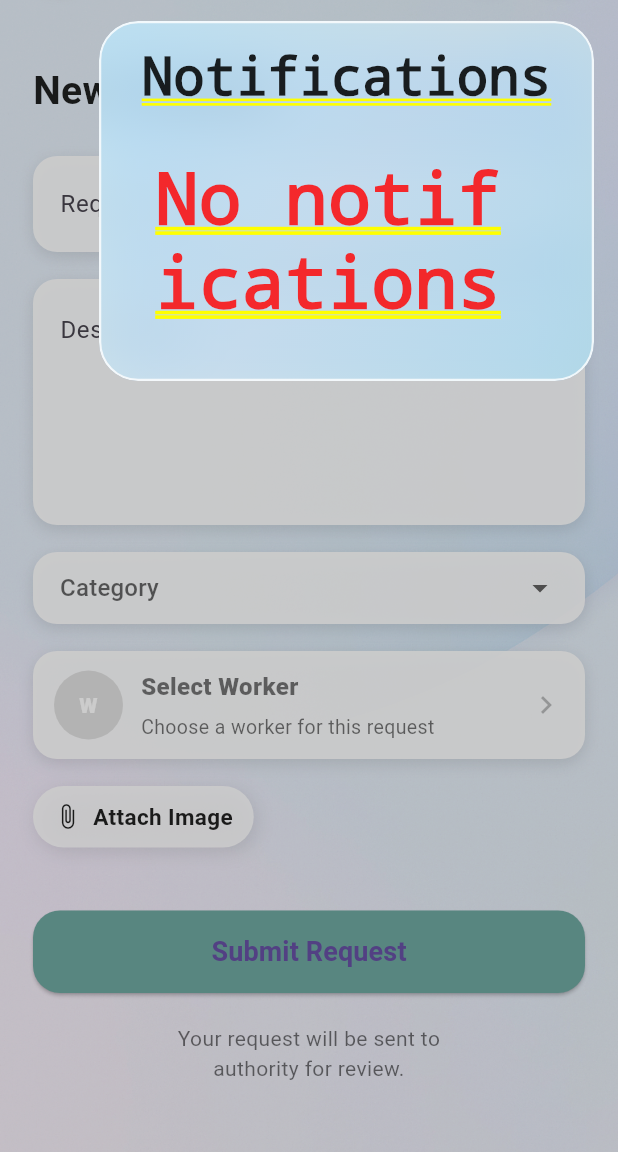
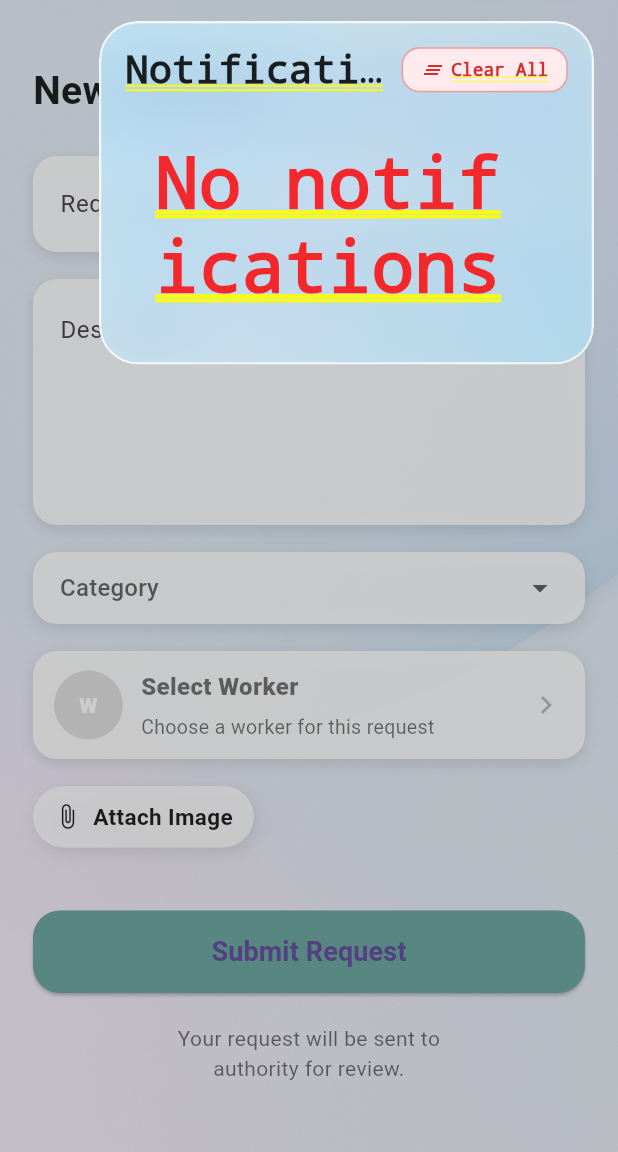
Before and after one commit to safenet-ai/safenet-ai, a Flutter app: the NewServiceRequestpage screen opened directly, after a tap on the "notifications none" icon, on a phone screen of 412 x 824 dp, the part 84-1236 px from its top. Run offline on Flutter 3.47's test engine with Material 3 defaults, Android fonts, the phone set to English and light mode, and no system bars; our stand-ins replace cloud_firestore, file_picker, firebase_auth, firebase_core, firebase_storage, flutter_image_compress and 1 more; accounts and stored records are empty.

Commit message:
notification

```diff
--- a/lib/authority_approval.dart
+++ b/lib/authority_approval.dart
@@ -122,7 +122,6 @@ class _PendingApprovalPageState extends State<PendingApprovalPage> {
     required String message,
   }) async {
     await FirebaseFirestore.instance.collection("notifications").add({
-      "target": "user",
       "toUid": uid,
       "title": title,
       "message": message,
--- a/lib/test.dart
+++ b/lib/test.dart
@@ -302,7 +302,6 @@ class _WorkerMyJobsPageState extends State<WorkerMyJobsPage> {
       "title": "Service Started",
       "message": "Your service request '${job["title"]}' has been started.",
       "toUid": job["userId"],
-      "target": "user",
       "isRead": false,
       "timestamp": now,
     });
@@ -311,8 +310,7 @@ class _WorkerMyJobsPageState extends State<WorkerMyJobsPage> {
     await FirebaseFirestore.instance.collection("notifications").add({
       "title": "Service Started",
       "message": "Worker has started service '${job["title"]}'.",
-      //"target": "authority",
-      "torole": "authority", // 👈 REQUIRED
+      "toRole": "authority",
       "isRead": false,
       "timestamp": now,
     });
--- a/lib/widget/notification_dropdown.dart
+++ b/lib/widget/notification_dropdown.dart
@@ -19,9 +19,61 @@ class _NotificationDropdownState extends State<NotificationDropdown> {
     if (_overlay != null) {
       _overlay!.remove();
       _overlay = null;
+      setState(() {});
     } else {
       _overlay = _createOverlay();
       Overlay.of(context).insert(_overlay!);
+    }
+  }
+
+  Future<void> _clearAllNotifications() async {
+    final uid = FirebaseAuth.instance.currentUser?.uid;
+
+    try {
+      QuerySnapshot notifications;
+
+      if (widget.role == "user" || widget.role == "worker") {
+        notifications = await FirebaseFirestore.instance
+            .collection("notifications")
+            .where("toUid", isEqualTo: uid)
+            .get();
+      } else if (widget.role == "authority") {
+        notifications = await FirebaseFirestore.instance
+            .collection("notifications")
+            .where("toRole", isEqualTo: "authority")
+            .get();
+      } else {
+        return;
+      }
+
+      // Delete all notifications
+      for (var doc in notifications.docs) {
+        await doc.reference.delete();
+      }
+
+      // Close overlay after clearing
+      if (_overlay != null) {
+        _overlay!.remove();
+        _overlay = null;
+      }
+
+      if (mounted) {
+        ScaffoldMessenger.of(context).showSnackBar(
+          const SnackBar(
+            content: Text("All notifications cleared"),
+            duration: Duration(seconds: 2),
+          ),
+        );
+      }
+    } catch (e) {
+      if (mounted) {
+        ScaffoldMessenger.of(context).showSnackBar(
+          SnackBar(
+            content: Text("Error clearing notifications: $e"),
+            duration: const Duration(seconds: 2),
+          ),
+        );
+      }
     }
   }
 
@@ -36,7 +88,10 @@ class _NotificationDropdownState extends State<NotificationDropdown> {
     if (widget.role == "user") {
       query = query.where("toUid", isEqualTo: uid);
     } else if (widget.role == "authority") {
-    query = query.where("toRole", isEqualTo: "authority"); // ✅ FIXED
+      query = query.where("toRole", isEqualTo: "authority");
+    } else if (widget.role == "worker") {
+      // Workers should only see notifications specifically sent to them
+      query = query.where("toUid", isEqualTo: uid);
     }
 
     return OverlayEntry(
@@ -65,8 +120,12 @@ class _NotificationDropdownState extends State<NotificationDropdown> {
                       end: Alignment.bottomRight,
                       colors: [
                         const Color(0xFFBEEBFF).withOpacity(0.75), // aqua light
-                        const Color(0xFFDCF7FF).withOpacity(0.55), // glass shine
-                        const Color(0xFFB4E8F5).withOpacity(0.65), // liquid blue
+                        const Color(
+                          0xFFDCF7FF,
+                        ).withOpacity(0.55), // glass shine
+                        const Color(
+                          0xFFB4E8F5,
+                        ).withOpacity(0.65), // liquid blue
                       ],
                     ),
                     borderRadius: BorderRadius.circular(26),
@@ -85,8 +144,59 @@ class _NotificationDropdownState extends State<NotificationDropdown> {
                   child: Column(
                     mainAxisSize: MainAxisSize.min,
                     children: [
-                      const Text("Notifications",
-                          style: TextStyle(fontWeight: FontWeight.w700,fontSize: 35,color: Colors.black87)),
+                      Row(
+                        mainAxisAlignment: MainAxisAlignment.spaceBetween,
+                        children: [
+                          const Flexible(
+                            child: Text(
+                              "Notifications",
+                              style: TextStyle(
+                                fontWeight: FontWeight.w700,
+                                fontSize: 26,
+                                color: Colors.black87,
+                              ),
+                              overflow: TextOverflow.ellipsis,
+                            ),
+                          ),
+                          const SizedBox(width: 8),
+                          GestureDetector(
+                            onTap: _clearAllNotifications,
+                            child: Container(
+                              padding: const EdgeInsets.symmetric(
+                                horizontal: 12,
+                                vertical: 6,
+                              ),
+                              decoration: BoxDecoration(
+                                color: Colors.red.shade50,
+                                borderRadius: BorderRadius.circular(12),
+                                border: Border.all(
+                                  color: Colors.red.shade200,
+                                  width: 1,
+                                ),
+                              ),
+                              child: Row(
+                                mainAxisSize: MainAxisSize.min,
+                                children: [
+                                  Icon(
+                                    Icons.clear_all,
+                                    size: 16,
+                                    color: Colors.red.shade700,
+                                  ),
+                                  const SizedBox(width: 4),
+                                  Text(
+                                    "Clear All",
+                                    style: TextStyle(
+                                      fontSize: 12,
+                                      fontWeight: FontWeight.w600,
+                                      color: Colors.red.shade700,
+                                    ),
+                                  ),
+                                ],
+                              ),
+                            ),
+                          ),
+                        ],
+                      ),
 
                       const SizedBox(height: 12),
 
@@ -100,7 +210,7 @@ class _NotificationDropdownState extends State<NotificationDropdown> {
                             );
                           }
 
-                          final docs = snap.data!.docs;   // ✅ ADD THIS LINE
+                          final docs = snap.data!.docs; // ✅ ADD THIS LINE
 
                           if (docs.isEmpty) {
                             return const Padding(
@@ -112,7 +222,6 @@ class _NotificationDropdownState extends State<NotificationDropdown> {
                           return Column(
                             children: docs.map((doc) {
                               final data = doc.data() as Map<String, dynamic>;
-
 
                               return Container(
                                 margin: const EdgeInsets.only(bottom: 12),
@@ -133,7 +242,9 @@ class _NotificationDropdownState extends State<NotificationDropdown> {
                                   ),
                                   boxShadow: [
                                     BoxShadow(
-                                      color: Colors.blueAccent.withOpacity(0.12),
+                                      color: Colors.blueAccent.withOpacity(
+                                        0.12,
+                                      ),
                                       blurRadius: 12,
                                       offset: const Offset(0, 6),
                                     ),
@@ -161,7 +272,8 @@ class _NotificationDropdownState extends State<NotificationDropdown> {
 
                                     Expanded(
                                       child: Column(
-                                        crossAxisAlignment: CrossAxisAlignment.start,
+                                        crossAxisAlignment:
+                                            CrossAxisAlignment.start,
                                         children: [
                                           Text(
                                             data["title"] ?? "Notification",
@@ -188,13 +300,13 @@ class _NotificationDropdownState extends State<NotificationDropdown> {
                             }).toList(),
                           );
                         },
-                      )
+                      ),
                     ],
                   ),
                 ),
               ),
             ),
-          )
+          ),
         ],
       ),
     );
```
Also changed, not shown: lib/worker_myjob.dart (+99 -72 lines). Lines whose indentation alone changed are shown as unchanged.
